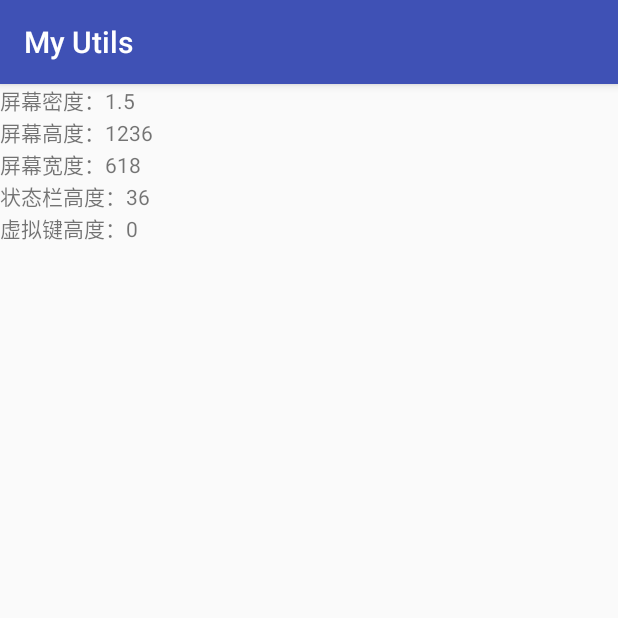
After one commit to isyue/UtilsLibrary, an Android app: the PhoneInfoActivity screen opened directly, with no data from a screen before it, on a phone screen of 412 x 824 dp, the top half of it. The commit adds this screen. Run offline under Robolectric (Android 15) with nearby library versions, the phone set to English and light mode, and no system bars; our stand-ins replace ButterKnife.

Commit message:
完善手机屏幕信息获

```diff
--- a/app/src/main/AndroidManifest.xml
+++ b/app/src/main/AndroidManifest.xml
@@ -18,6 +18,7 @@
         </activity>
         <activity android:name=".simple.ToastActivity"></activity>
         <activity android:name=".simple.DensitySimpleActivity" />
+        <activity android:name=".simple.PhoneInfoActivity" />
     </application>
 
 </manifest>
--- a/app/src/main/java/xmqian/myutils/ActivityBase.java
+++ b/app/src/main/java/xmqian/myutils/ActivityBase.java
@@ -10,15 +10,11 @@ import regpang.utilslibrary.base.BaseActivity;
  * @date 2018/5/25
  * @desc
  */
-public class ActivityBase extends BaseActivity {
+public abstract class ActivityBase extends BaseActivity {
     @Override
-    protected void setWantShowContentView(Bundle savedInstanceState) {
-    }
-
+    protected abstract void setWantShowContentView(Bundle savedInstanceState);
     @Override
-    protected void initView() {
-
-    }
+    protected abstract void initView();
 
     @Override
     protected void onDestroy() {
--- a/app/src/main/java/xmqian/myutils/MainActivity.java
+++ b/app/src/main/java/xmqian/myutils/MainActivity.java
@@ -13,6 +13,7 @@ import java.util.Arrays;
 import java.util.List;
 
 import xmqian.myutils.simple.DensitySimpleActivity;
+import xmqian.myutils.simple.PhoneInfoActivity;
 import xmqian.myutils.simple.ToastActivity;
 
 
@@ -43,6 +44,7 @@ public class MainActivity extends AppCompatActivity {
     private void addActivity() {
         activitys.add(ToastActivity.class);
         activitys.add(DensitySimpleActivity.class);
+        activitys.add(PhoneInfoActivity.class);
     }
 
     private void goActivity(Class activity) {
--- /dev/null
+++ b/app/src/main/java/xmqian/myutils/simple/PhoneInfoActivity.java
@@ -0,0 +1,47 @@
+package xmqian.myutils.simple;
+
+import android.os.Bundle;
+import android.widget.LinearLayout;
+import android.widget.TextView;
+
+import butterknife.Bind;
+import butterknife.ButterKnife;
+import regpang.utilslibrary.utils.PhoneScreenInfoUtils;
+import xmqian.myutils.ActivityBase;
+import xmqian.myutils.R;
+
+/**
+ * @author xmqian
+ * @date 2018/5/25
+ * @desc 手机信息展示
+ */
+public class PhoneInfoActivity extends ActivityBase {
+    @Bind(R.id.lay_content)
+    LinearLayout layCOnten;
+
+    @Override
+    protected void setWantShowContentView(Bundle savedInstanceState) {
+        setContentView(R.layout.activity_phone_info);
+        ButterKnife.bind(this);
+    }
+
+    @Override
+    protected void initView() {
+        //屏幕密度
+        addInfo("屏幕密度：" + String.valueOf(PhoneScreenInfoUtils.getDensity(this)));
+        //屏幕高度
+        addInfo("屏幕高度：" + String.valueOf(PhoneScreenInfoUtils.getScreenHeight(this)));
+        //屏幕宽度
+        addInfo("屏幕宽度：" + String.valueOf(PhoneScreenInfoUtils.getScreenWidth(this)));
+        //状态栏高度
+        addInfo("状态栏高度：" + String.valueOf(PhoneScreenInfoUtils.getStatusBarHeight(this)));
+        //获取虚拟键高度，没有获取为0
+        addInfo("虚拟键高度：" + String.valueOf(PhoneScreenInfoUtils.getNavigationBarHeight(this)));
+    }
+
+    public void addInfo(String infoValue) {
+        TextView textView = new TextView(this);
+        textView.setText(String.valueOf(infoValue));
+        layCOnten.addView(textView);
+    }
+}
--- /dev/null
+++ b/app/src/main/res/layout/activity_phone_info.xml
@@ -0,0 +1,14 @@
+<?xml version="1.0" encoding="utf-8"?>
+<ScrollView xmlns:android="http://schemas.android.com/apk/res/android"
+    android:layout_width="match_parent"
+    android:layout_height="match_parent">
+    xmlns:android="http://schemas.android.com/apk/res/android" />
+
+    <LinearLayout
+        android:id="@+id/lay_content"
+        android:layout_width="match_parent"
+        android:layout_height="match_parent"
+        android:orientation="vertical">
+
+    </LinearLayout>
+</ScrollView>
--- a/app/src/main/res/values/arrays.xml
+++ b/app/src/main/res/values/arrays.xml
@@ -3,5 +3,6 @@
     <string-array name="item_name">
         <item>Toast测试</item>
         <item>屏幕密度单位转换</item>
+        <item>展示手机信息</item>
     </string-array>
 </resources>
--- /dev/null
+++ b/utilslibrary/src/main/java/regpang/utilslibrary/utils/PhoneScreenInfoUtils.java
@@ -0,0 +1,140 @@
+package regpang.utilslibrary.utils;
+
+import android.annotation.TargetApi;
+import android.app.Activity;
+import android.content.Context;
+import android.content.res.Configuration;
+import android.content.res.Resources;
+import android.os.Build;
+import android.util.DisplayMetrics;
+import android.util.TypedValue;
+import android.view.ViewConfiguration;
+import android.view.WindowManager;
+
+import java.lang.reflect.Method;
+
+/**
+ * 获取手机屏幕信息
+ * Created by yue on 2016-05-29.
+ */
+public class PhoneScreenInfoUtils {
+    /**
+     * 返回屏幕宽度
+     *
+     * @param context
+     * @return
+     */
+    public static int getScreenWidth(Context context) {
+        DisplayMetrics displayMetrics = new DisplayMetrics();
+        WindowManager wm = (WindowManager) context.getSystemService(Context.WINDOW_SERVICE);
+        wm.getDefaultDisplay().getMetrics(displayMetrics);
+        return displayMetrics.widthPixels;
+    }
+
+    /**
+     * 返回当前屏幕是否为竖屏。
+     *
+     * @param context
+     * @return 当且仅当当前屏幕为竖屏时返回true, 否则返回false。
+     */
+    public static boolean isScreenOriatationPortrait(Context context) {
+        return context.getResources().getConfiguration().orientation == Configuration.ORIENTATION_PORTRAIT;
+    }
+
+    /**
+     * 获取手机状态栏高度
+     *
+     * @param context
+     * @return
+     */
+    public static int getStatusBarHeight(Context context) {
+        int result = 0;
+        int resourceId = context.getResources().getIdentifier("status_bar_height", "dimen", "android");
+        if (resourceId > 0) {
+            result = context.getResources().getDimensionPixelSize(resourceId);
+        }
+        return result;
+    }
+
+    /**
+     * 返回屏幕高度
+     */
+    public static int getScreenHeight(Context context) {
+        DisplayMetrics displayMetrics = new DisplayMetrics();
+        WindowManager wm = (WindowManager) context.getSystemService(Context.WINDOW_SERVICE);
+        wm.getDefaultDisplay().getMetrics(displayMetrics);
+        return displayMetrics.heightPixels;
+    }
+
+    /**
+     * 获取手机屏幕密度
+     */
+    public static float getDensity(Context context) {
+        DisplayMetrics dm = context.getResources().getDisplayMetrics();
+        return dm.density;
+    }
+
+
+    /**
+     * 获取虚拟按键的高度
+     * android 5.0以后系统拥有的虚拟的返回、桌面、菜单按键
+     *
+     * @param context
+     * @return
+     */
+    public static int getNavigationBarHeight(Context context) {
+        int result = 0;
+        if (hasNavBar(context)) {
+            Resources res = context.getResources();
+            int resourceId = res.getIdentifier("navigation_bar_height", "dimen", "android");
+            if (resourceId > 0) {
+                result = res.getDimensionPixelSize(resourceId);
+            }
+        }
+        return result;
+    }
+
+    /**
+     * 检查是否存在虚拟按键栏
+     *
+     * @param context
+     * @return
+     */
+    @TargetApi(Build.VERSION_CODES.ICE_CREAM_SANDWICH)
+    private static boolean hasNavBar(Context context) {
+        Resources res = context.getResources();
+        int resourceId = res.getIdentifier("config_showNavigationBar", "bool", "android");
+        if (resourceId != 0) {
+            boolean hasNav = res.getBoolean(resourceId);
+            // check override flag
+            String sNavBarOverride = getNavBarOverride();
+            if ("1".equals(sNavBarOverride)) {
+                hasNav = false;
+            } else if ("0".equals(sNavBarOverride)) {
+                hasNav = true;
+            }
+            return hasNav;
+        } else { // fallback
+            return !ViewConfiguration.get(context).hasPermanentMenuKey();
+        }
+    }
+
+    /**
+     * 判断虚拟按键栏是否重写
+     *
+     * @return
+     */
+    private static String getNavBarOverride() {
+        String sNavBarOverride = null;
+        if (Build.VERSION.SDK_INT >= Build.VERSION_CODES.KITKAT) {
+            try {
+                Class c = Class.forName("android.os.SystemProperties");
+                Method m = c.getDeclaredMethod("get", String.class);
+                m.setAccessible(true);
+                sNavBarOverride = (String) m.invoke(null, "qemu.hw.mainkeys");
+            } catch (Throwable e) {
+            }
+        }
+        return sNavBarOverride;
+    }
+}
```
Also changed, not shown: utilslibrary/src/main/java/regpang/utilslibrary/utils/PhoneInfoUtils.java (deleted, +0 -95 lines), utilslibrary/src/main/java/regpang/utilslibrary/utils/TimeUtils.java (+7 -0 lines), utilslibrary/src/main/java/regpang/utilslibrary/utils/Utils.java (added, +105 -0 lines), 1 other file.
